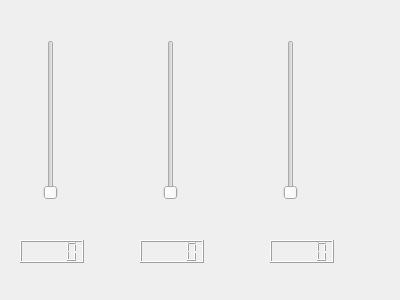
Qt form controller.ui (chey00/heaterControl1) before a commit.
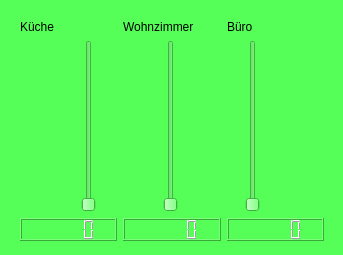
The same form after that commit.

Commit message: Made UIs a little more nicely.

```diff
--- a/controller.ui
+++ b/controller.ui
@@ -6,81 +6,93 @@
    <rect>
     <x>0</x>
     <y>0</y>
-    <width>400</width>
-    <height>300</height>
+    <width>343</width>
+    <height>255</height>
    </rect>
   </property>
   <property name="windowTitle">
    <string>Form</string>
   </property>
-  <widget class="QSlider" name="verticalSliderKitchen">
-   <property name="geometry">
-    <rect>
-     <x>40</x>
-     <y>40</y>
-     <width>22</width>
-     <height>160</height>
-    </rect>
-   </property>
-   <property name="orientation">
-    <enum>Qt::Vertical</enum>
-   </property>
-  </widget>
-  <widget class="QSlider" name="verticalSliderOffice">
-   <property name="geometry">
-    <rect>
-     <x>160</x>
-     <y>40</y>
-     <width>22</width>
-     <height>160</height>
-    </rect>
-   </property>
-   <property name="orientation">
-    <enum>Qt::Vertical</enum>
-   </property>
-  </widget>
-  <widget class="QSlider" name="verticalSliderLiving">
-   <property name="geometry">
-    <rect>
-     <x>280</x>
-     <y>40</y>
-     <width>22</width>
-     <height>160</height>
-    </rect>
-   </property>
-   <property name="orientation">
-    <enum>Qt::Vertical</enum>
-   </property>
-  </widget>
-  <widget class="QLCDNumber" name="lcdNumberKitchen">
+  <property name="autoFillBackground">
+   <bool>false</bool>
+  </property>
+  <property name="styleSheet">
+   <string notr="true">background-color: rgb(85, 255, 87);</string>
+  </property>
+  <widget class="QWidget" name="verticalLayoutWidget">
    <property name="geometry">
     <rect>
      <x>20</x>
-     <y>240</y>
-     <width>64</width>
-     <height>23</height>
+     <y>20</y>
+     <width>304</width>
+     <height>221</height>
     </rect>
    </property>
-  </widget>
-  <widget class="QLCDNumber" name="lcdNumbeOffice">
-   <property name="geometry">
-    <rect>
-     <x>140</x>
-     <y>240</y>
-     <width>64</width>
-     <height>23</height>
-    </rect>
-   </property>
-  </widget>
-  <widget class="QLCDNumber" name="lcdNumberLiving">
-   <property name="geometry">
-    <rect>
-     <x>270</x>
-     <y>240</y>
-     <width>64</width>
-     <height>23</height>
-    </rect>
-   </property>
+   <layout class="QVBoxLayout" name="verticalLayout">
+    <item>
+     <layout class="QHBoxLayout" name="horizontalLayout_3">
+      <item>
+       <widget class="QLabel" name="label">
+        <property name="text">
+         <string>Küche</string>
+        </property>
+       </widget>
+      </item>
+      <item>
+       <widget class="QLabel" name="label_2">
+        <property name="text">
+         <string>Wohnzimmer</string>
+        </property>
+       </widget>
+      </item>
+      <item>
+       <widget class="QLabel" name="label_3">
+        <property name="text">
+         <string>Büro</string>
+        </property>
+       </widget>
+      </item>
+     </layout>
+    </item>
+    <item>
+     <layout class="QHBoxLayout" name="horizontalLayout">
+      <item>
+       <widget class="QSlider" name="verticalSliderKitchen">
+        <property name="orientation">
+         <enum>Qt::Vertical</enum>
+        </property>
+       </widget>
+      </item>
+      <item>
+       <widget class="QSlider" name="verticalSliderLiving">
+        <property name="orientation">
+         <enum>Qt::Vertical</enum>
+        </property>
+       </widget>
+      </item>
+      <item>
+       <widget class="QSlider" name="verticalSliderOffice">
+        <property name="orientation">
+         <enum>Qt::Vertical</enum>
+        </property>
+       </widget>
+      </item>
+     </layout>
+    </item>
+    <item>
+     <layout class="QHBoxLayout" name="horizontalLayout_2">
+      <item>
+       <widget class="QLCDNumber" name="lcdNumberKitchen"/>
+      </item>
+      <item>
+       <widget class="QLCDNumber" name="lcdNumberLiving"/>
+      </item>
+      <item>
+       <widget class="QLCDNumber" name="lcdNumbeOffice"/>
+      </item>
+     </layout>
+    </item>
+   </layout>
   </widget>
  </widget>
  <resources/>
```
The commit also changes 1 other file.
